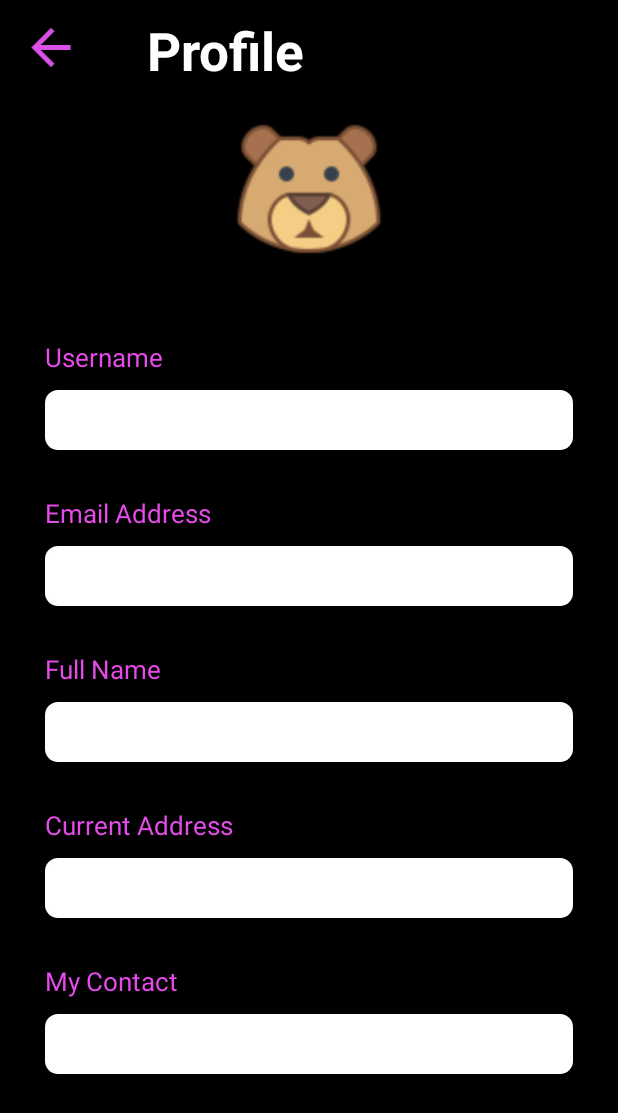
After one commit to AhsanQamr/FoodOrderApp, an Android app: the SeeProfile screen opened directly, with no data from a screen before it, on a phone screen of 412 x 824 dp. The commit adds this screen. Shown: the top 1113 px of the screen. Run offline under Robolectric (Android 15) with nearby library versions, the phone set to English and light mode, and no system bars.

Commit message:
see profile and db

```diff
--- a/app/src/main/java/com/i192048/project/MainScreen.java
+++ b/app/src/main/java/com/i192048/project/MainScreen.java
@@ -37,6 +37,7 @@ import com.i192048.project.NavDActivity.ChangePasswordA;
 import com.i192048.project.NavDActivity.ContactUsA;
 import com.i192048.project.NavDActivity.EditProfileA;
 import com.i192048.project.NavDActivity.MyOrdersA;
+import com.i192048.project.NavDActivity.SeeProfile;
 
 public class MainScreen extends AppCompatActivity {
 
@@ -108,7 +109,9 @@ public class MainScreen extends AppCompatActivity {
                 int itemId = item.getItemId();
 
                 switch (item.getItemId()){
-
+                    case R.id.see_profile:
+                        startActivity(new Intent(MainScreen.this, SeeProfile.class));
+                        return true;
                     case R.id.edit_profile:
                         startActivity(new Intent(MainScreen.this, EditProfileA.class));
                         return true;
--- /dev/null
+++ b/app/src/main/java/com/i192048/project/NavDActivity/SeeProfile.java
@@ -0,0 +1,16 @@
+package com.i192048.project.NavDActivity;
+
+import androidx.appcompat.app.AppCompatActivity;
+
+import android.os.Bundle;
+
+import com.i192048.project.R;
+
+public class SeeProfile extends AppCompatActivity {
+
+    @Override
+    protected void onCreate(Bundle savedInstanceState) {
+        super.onCreate(savedInstanceState);
+        setContentView(R.layout.activity_see_profile);
+    }
+}
--- /dev/null
+++ b/app/src/main/res/drawable/profile.xml
@@ -0,0 +1,5 @@
+<vector android:height="24dp" android:tint="#FFFFFF"
+    android:viewportHeight="24" android:viewportWidth="24"
+    android:width="24dp" xmlns:android="http://schemas.android.com/apk/res/android">
+    <path android:fillColor="@android:color/white" android:pathData="M12,12c2.21,0 4,-1.79 4,-4s-1.79,-4 -4,-4 -4,1.79 -4,4 1.79,4 4,4zM12,14c-2.67,0 -8,1.34 -8,4v2h16v-2c0,-2.66 -5.33,-4 -8,-4z"/>
+</vector>
--- /dev/null
+++ b/app/src/main/res/layout/activity_see_profile.xml
@@ -0,0 +1,149 @@
+<?xml version="1.0" encoding="utf-8"?>
+<LinearLayout xmlns:android="http://schemas.android.com/apk/res/android"
+    xmlns:app="http://schemas.android.com/apk/res-auto"
+    xmlns:tools="http://schemas.android.com/tools"
+    android:layout_width="match_parent"
+    android:layout_height="match_parent"
+    android:background="@color/black"
+    android:orientation="vertical"
+    tools:context=".NavDActivity.SeeProfile">
+
+    <LinearLayout
+        android:layout_width="match_parent"
+        android:layout_height="?attr/actionBarSize"
+        android:orientation="horizontal">
+
+        <ImageView
+            android:id="@+id/back"
+            android:layout_width="44dp"
+            android:layout_height="39dp"
+            android:layout_margin="12dp"
+            android:src="@drawable/back" />
+        <TextView
+            android:layout_width="match_parent"
+            android:layout_height="match_parent"
+            android:text="Profile"
+            android:textColor="@color/white"
+            android:textSize="35sp"
+            android:textStyle="bold"
+            android:layout_marginTop="10dp"
+            android:layout_marginStart="30dp"/>
+    </LinearLayout>
+
+    <ImageView
+        android:layout_width="match_parent"
+        android:layout_height="100dp"
+        android:layout_margin="20dp"
+        android:src="@drawable/icon_bear"/>
+
+    <TextView
+        android:layout_marginTop="30dp"
+        android:layout_marginHorizontal="30dp"
+        android:layout_width="wrap_content"
+        android:layout_height="wrap_content"
+        android:text="Username"
+        android:textSize="17sp"
+        android:textColor="#E64BEA"/>
+
+    <TextView
+        android:layout_width="match_parent"
+        android:layout_height="40dp"
+        android:layout_marginHorizontal="30dp"
+
+        android:layout_marginTop="10dp"
+        android:background="@drawable/roundedrectangle"
+        android:backgroundTint="@color/white"
+        android:text="foodbear@foodbear.com"
+        android:textSize="20dp"
+        android:padding="5dp"
+        android:textColor="@color/white" />
+
+    <TextView
+        android:layout_marginTop="30dp"
+        android:layout_marginHorizontal="30dp"
+        android:layout_width="wrap_content"
+        android:layout_height="wrap_content"
+        android:text="Email Address"
+        android:textSize="17sp"
+        android:textColor="#E64BEA"/>
+
+    <TextView
+        android:layout_width="match_parent"
+        android:layout_height="40dp"
+        android:layout_marginHorizontal="30dp"
+
+        android:layout_marginTop="10dp"
+        android:background="@drawable/roundedrectangle"
+        android:backgroundTint="@color/white"
+        android:text="foodbear@foodbear.com"
+        android:textSize="20dp"
+        android:padding="5dp"
+        android:textColor="@color/white" />
+
+    <TextView
+        android:layout_marginTop="30dp"
+        android:layout_marginHorizontal="30dp"
+        android:layout_width="wrap_content"
+        android:layout_height="wrap_content"
+        android:text="Full Name"
+        android:textSize="17sp"
+        android:textColor="#E64BEA"/>
+
+    <TextView
+        android:layout_width="match_parent"
+        android:layout_height="40dp"
+        android:layout_marginHorizontal="30dp"
+        android:layout_marginTop="10dp"
+        android:background="@drawable/roundedrectangle"
+        android:backgroundTint="@color/white"
+        android:text="foodbear@foodbear.com"
+        android:textSize="20dp"
+        android:padding="5dp"
+        android:textColor="@color/white" />
+
+    <TextView
+        android:layout_marginTop="30dp"
+        android:layout_marginHorizontal="30dp"
+        android:layout_width="wrap_content"
+        android:layout_height="wrap_content"
+        android:text="Current Address"
+        android:textSize="17sp"
+        android:textColor="#E64BEA"/>
+
+    <TextView
+        android:layout_width="match_parent"
+        android:layout_height="40dp"
+        android:layout_marginHorizontal="30dp"
+        android:layout_marginTop="10dp"
+        android:background="@drawable/roundedrectangle"
+        android:backgroundTint="@color/white"
+        android:text="foodbear@foodbear.com"
+        android:textSize="20dp"
+        android:maxLines="2"
+        android:padding="5dp"
+        android:textColor="@color/white" />
+
+    <TextView
+        android:layout_marginTop="30dp"
+        android:layout_marginHorizontal="30dp"
+        android:layout_width="wrap_content"
+        android:layout_height="wrap_content"
+        android:text="My Contact"
+        android:textSize="17sp"
+        android:textColor="#E64BEA"/>
+
+    <TextView
+        android:layout_width="match_parent"
+        android:layout_height="40dp"
+        android:layout_marginHorizontal="30dp"
+        android:layout_marginTop="10dp"
+        android:background="@drawable/roundedrectangle"
+        android:backgroundTint="@color/white"
+        android:text="foodbear@foodbear.com"
+        android:textSize="20dp"
+        android:padding="5dp"
+        android:textColor="@color/white" />
+
+
+
+</LinearLayout>
--- a/app/src/main/res/menu/drawer_navigation.xml
+++ b/app/src/main/res/menu/drawer_navigation.xml
@@ -3,6 +3,10 @@
 
     <item android:title="Personal">
         <menu>
+            <item
+                android:title="See Profile"
+                android:id="@+id/see_profile"
+                android:icon="@drawable/profile"/>
             <item
                 android:title="Edit Profile"
                 android:id="@+id/edit_profile"
```
Also changed, not shown: app/src/main/AndroidManifest.xml (+7 -0 lines), app/src/main/java/com/i192048/project/Login.java (+8 -0 lines), app/src/main/java/com/i192048/project/Signup.java (+26 -0 lines), app/src/main/java/com/i192048/project/UserContract.java (added, +21 -0 lines), app/src/main/java/com/i192048/project/UserDBHandler.java (added, +37 -0 lines).
